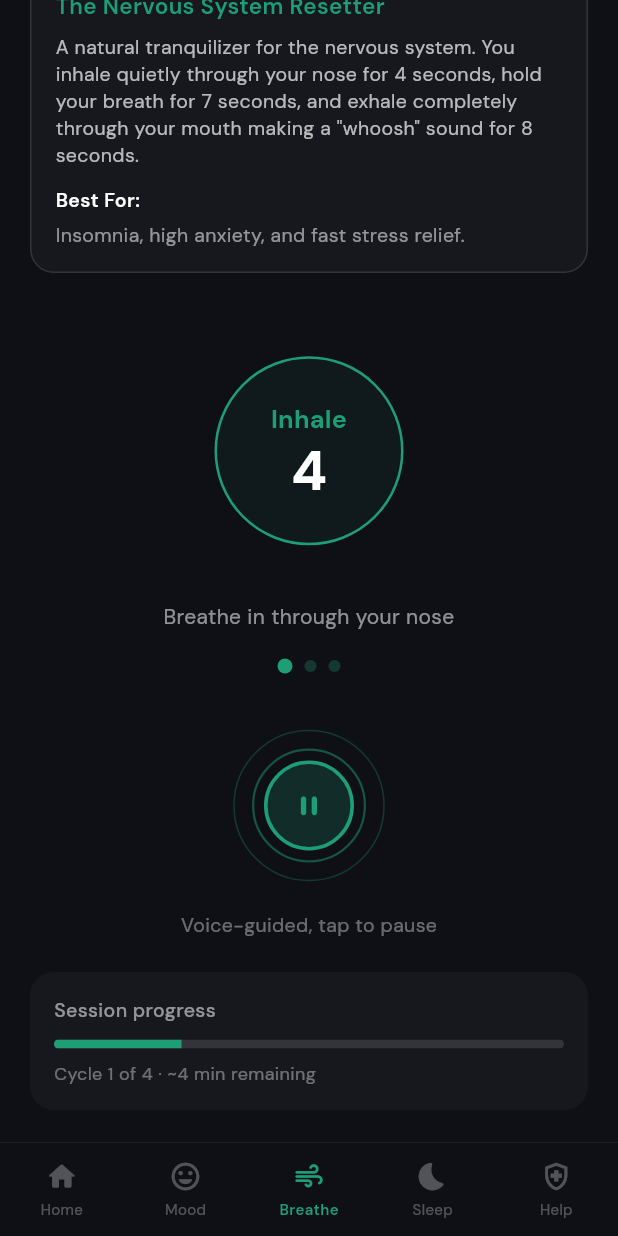
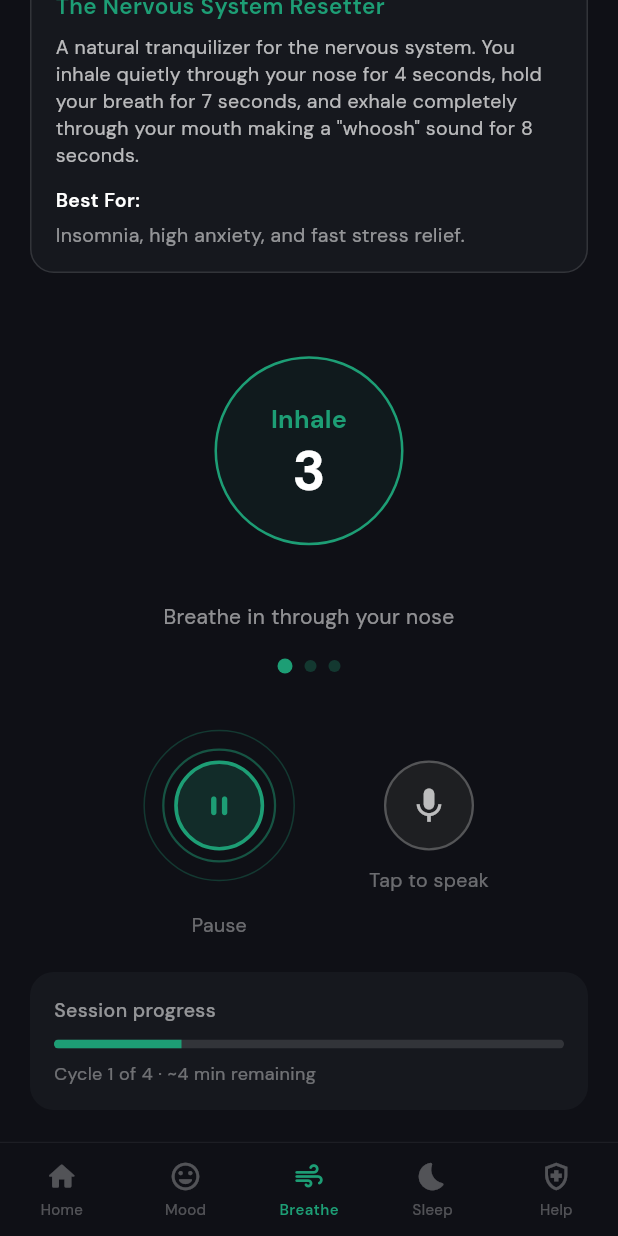
Before and after one commit to mahelaherath/VUI-Assignment, a Flutter app: the screen it shows after launch, item 3 of the bottom bar chosen, scrolled down 160 dp, after a tap on the "play arrow" icon, on a phone screen of 412 x 824 dp. Run offline on Flutter 3.47's test engine with Material 3 defaults, Android fonts, the light colour scheme and no system bars; our stand-ins replace flutter_tts, google_fonts, permission_handler, speech_to_text, sqflite; accounts and stored records are empty.

Commit message:
icon chande

```diff
--- a/VUI Assignment/lib/screens/breathe_screen.dart
+++ b/VUI Assignment/lib/screens/breathe_screen.dart
@@ -4,6 +4,7 @@ import 'package:provider/provider.dart';
 import 'package:google_fonts/google_fonts.dart';
 import '../vui/vui_theme.dart';
 import '../vui/vui_state_manager.dart';
+import '../vui/dialogue_engine.dart';
 import '../widgets/sera_orb.dart';
 
 // ─── BREATHING SCREEN ────────────────────────────────────────────────────────
@@ -126,6 +127,7 @@ class _BreatheScreenState extends State<BreatheScreen>
 
   void _pauseLocal() {
     _timer?.cancel();
+    _circle.stop();
     setState(() => _running = false);
   }
 
@@ -140,7 +142,11 @@ class _BreatheScreenState extends State<BreatheScreen>
   }
 
   void _start() {
+    if (_phase != _Phase.ready && _vui.breathingCycle <= _vui.maxCycles) {
+      _vui.resumeBreathingExercise(); // Will trigger _onVuiChanged
+    } else {
       _vui.startBreathingExercise(); // Will trigger _onVuiChanged
+    }
   }
 
   void _pause() {
@@ -195,7 +201,7 @@ class _BreatheScreenState extends State<BreatheScreen>
 
   void _runCountdown(int secs, VoidCallback onDone) {
     _timer?.cancel();
-    int remaining = secs;
+    int remaining = secs - 1;
     _timer = Timer.periodic(const Duration(seconds: 1), (t) {
       if (!mounted) {
         t.cancel();
@@ -381,16 +387,19 @@ class _BreatheScreenState extends State<BreatheScreen>
 
             const SizedBox(height: 28),
 
-            // ── Orb (play / pause) ───────────────────────────────
-            Center(
-              child: SeraOrb(
+            // ── Controls (Play/Pause & Tap to Speak) ─────────────────────
+            Row(
+              mainAxisAlignment: MainAxisAlignment.center,
+              children: [
+                // Play / Pause Orb
+                Column(
+                  children: [
+                    SeraOrb(
                       color: color,
                       orbSize: 60,
                       icon: _running
                           ? Icons.pause_rounded
-                    : (_phase == _Phase.ready
-                        ? Icons.play_arrow_rounded
-                        : Icons.play_arrow_rounded),
+                          : Icons.play_arrow_rounded,
                       isActive: _running,
                       onTap: () {
                         if (_phase == _Phase.ready) {
@@ -402,22 +411,66 @@ class _BreatheScreenState extends State<BreatheScreen>
                         }
                       },
                     ),
-            ),
-
                     const SizedBox(height: 10),
-
-            Center(
-              child: Text(
-                _running
-                    ? 'Voice-guided, tap to pause'
-                    : _phase == _Phase.ready
-                        ? 'Tap to start'
-                        : 'Paused — tap to resume',
+                    Text(
+                      _running ? 'Pause' : 'Start',
                       style: GoogleFonts.dmSans(
                         color: Colors.white38,
                         fontSize: 13,
                       ),
                     ),
+                  ],
+                ),
+
+                const SizedBox(width: 40),
+
+                // Tap to speak button
+                Column(
+                  children: [
+                    GestureDetector(
+                      onTap: () {
+                        if (_vui.state == VuiState.listening) {
+                          _vui.stopListening();
+                        } else {
+                          _vui.startListening();
+                        }
+                      },
+                      child: Container(
+                        width: 60,
+                        height: 60,
+                        decoration: BoxDecoration(
+                          color: _vui.state == VuiState.listening ? color : const Color(0xFF1E1F22),
+                          shape: BoxShape.circle,
+                          border: Border.all(
+                            color: _vui.state == VuiState.listening ? color : Colors.white24,
+                            width: 1.5,
+                          ),
+                          boxShadow: _vui.state == VuiState.listening ? [
+                            BoxShadow(
+                              color: color.withOpacity(0.4),
+                              blurRadius: 14,
+                              spreadRadius: 2,
+                            )
+                          ] : [],
+                        ),
+                        child: Icon(
+                          Icons.mic,
+                          color: _vui.state == VuiState.listening ? Colors.black : Colors.white70,
+                          size: 28,
+                        ),
+                      ),
+                    ),
+                    const SizedBox(height: 10),
+                    Text(
+                      _vui.state == VuiState.listening ? 'Listening...' : 'Tap to speak',
+                      style: GoogleFonts.dmSans(
+                        color: Colors.white38,
+                        fontSize: 13,
+                      ),
+                    ),
+                  ],
+                ),
+              ],
             ),
 
             const SizedBox(height: 22),
--- a/VUI Assignment/lib/screens/vui_conversation_screen.dart
+++ b/VUI Assignment/lib/screens/vui_conversation_screen.dart
@@ -375,7 +375,11 @@ class _VUIConversationScreenState
                       if (manager.currentModule ==
                           VuiModule.breathing) {
                         if (!manager.isBreathingActive) {
-                          manager.startBreathingExercise();
+                          if (manager.breathingCycle <= manager.maxCycles) {
+                            manager.resumeBreathingExercise();
+                          } else {
+                            manager.startBreathingExercise();
+                          }
                         }
                       } else {
                         manager.startListening();
--- a/VUI Assignment/lib/vui/vui_state_manager.dart
+++ b/VUI Assignment/lib/vui/vui_state_manager.dart
@@ -576,7 +576,24 @@ class VuiStateManager extends ChangeNotifier {
       return;
     }
 
-    // ── 3. Navigation commands ──────────────────────────────────────────────
+    // ── 3. Breathing exercise controls and specific intents ──────────────────
+    if (_matchesNav(lower, ['start', 'begin', 'start breathing', 'begin breathing'])) {
+      startBreathingExercise();
+      return;
+    }
+    if (_matchesNav(lower, ['stop', 'pause', 'stop breathing', 'pause breathing'])) {
+      pauseBreathing();
+      _speakSera("Exercise paused. Tap the orb or say 'start' to continue.");
+      return;
+    }
+    if (lower.contains('belly breathing') || lower.contains('box breathing') || lower.contains('4-7-8')) {
+      if (nav.currentIndex != 2) nav.navigateTo(2);
+      _currentModule = VuiModule.breathing;
+      _processDialogue(text);
+      return;
+    }
+
+    // ── 4. Navigation commands ──────────────────────────────────────────────
     if (_matchesNav(lower, ['home', 'go home', 'main screen', 'main'])) {
       nav.navigateTo(0);
       _speakSera("Going to Home.");
@@ -614,17 +631,6 @@ class VuiStateManager extends ChangeNotifier {
       _currentModule = VuiModule.crisis;
       _currentNode = _engine.getNode('crisis_start');
       _speakSera("I've opened the emergency contacts page. Say 'call' to dial the hotline.");
-      return;
-    }
-
-    // ── 3. Breathing exercise controls ─────────────────────────────────────
-    if (_matchesNav(lower, ['start', 'begin', 'start breathing', 'begin breathing'])) {
-      startBreathingExercise();
-      return;
-    }
-    if (_matchesNav(lower, ['stop', 'pause', 'stop breathing', 'pause breathing'])) {
-      pauseBreathing();
-      _speakSera("Exercise paused. Tap the orb or say 'start' to continue.");
       return;
     }
 
@@ -1092,6 +1098,15 @@ class VuiStateManager extends ChangeNotifier {
     _setState(VuiState.idle);
   }
 
+  void resumeBreathingExercise() {
+    if (_isBreathingActive) return;
+    _setState(VuiState.guiding);
+    _isBreathingActive = true;
+    _breathingPhase = 'Inhale';
+    notifyListeners();
+    _runBreathingCycle();
+  }
+
   void stopBreathing() {
     _cancelBreathing();
     _setState(VuiState.idle);
--- a/VUI Assignment/pubspec.yaml
+++ b/VUI Assignment/pubspec.yaml
@@ -25,6 +25,12 @@ dev_dependencies:
   flutter_lints: ^3.0.2
   fake_async: ^1.3.1
   sqflite_common_ffi: ^2.3.0
+  flutter_launcher_icons: ^0.14.4
 
 flutter:
   uses-material-design: true
+
+flutter_launcher_icons:
+  android: "launcher_icon"
+  ios: true
+  image_path: "assets/icon/app_icon.png"
```
Also changed, not shown: VUI Assignment/assets/icon/app_icon.png (added), VUI Assignment/pubspec.lock, 30 other files. Lines whose indentation alone changed are shown as unchanged.
